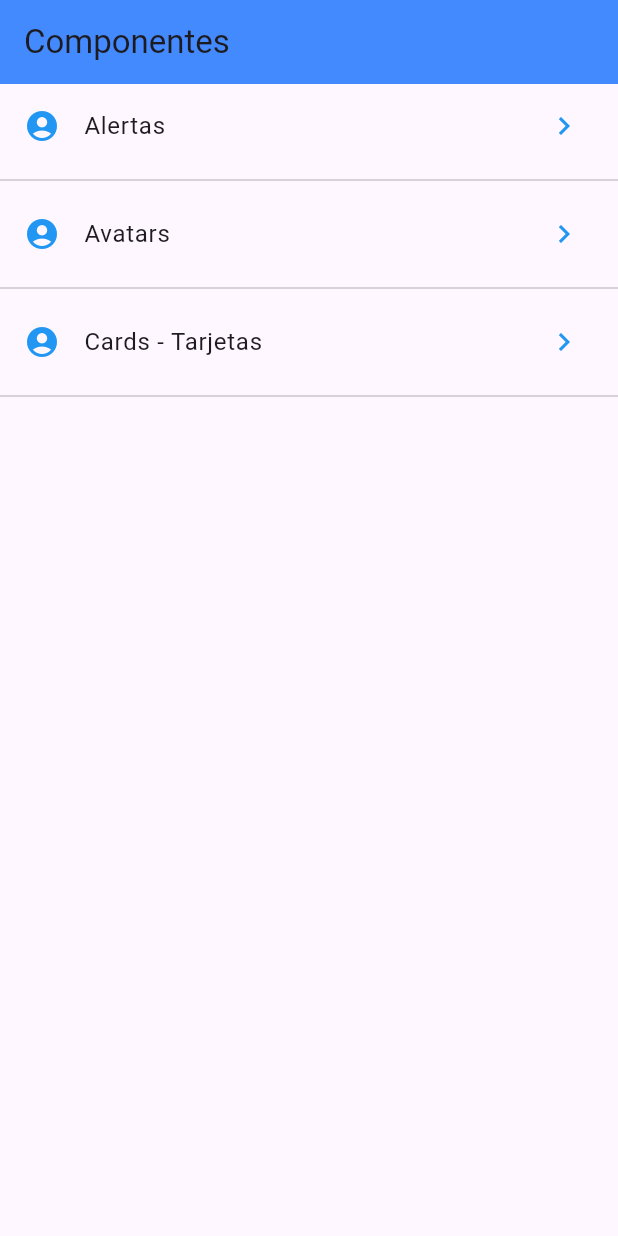
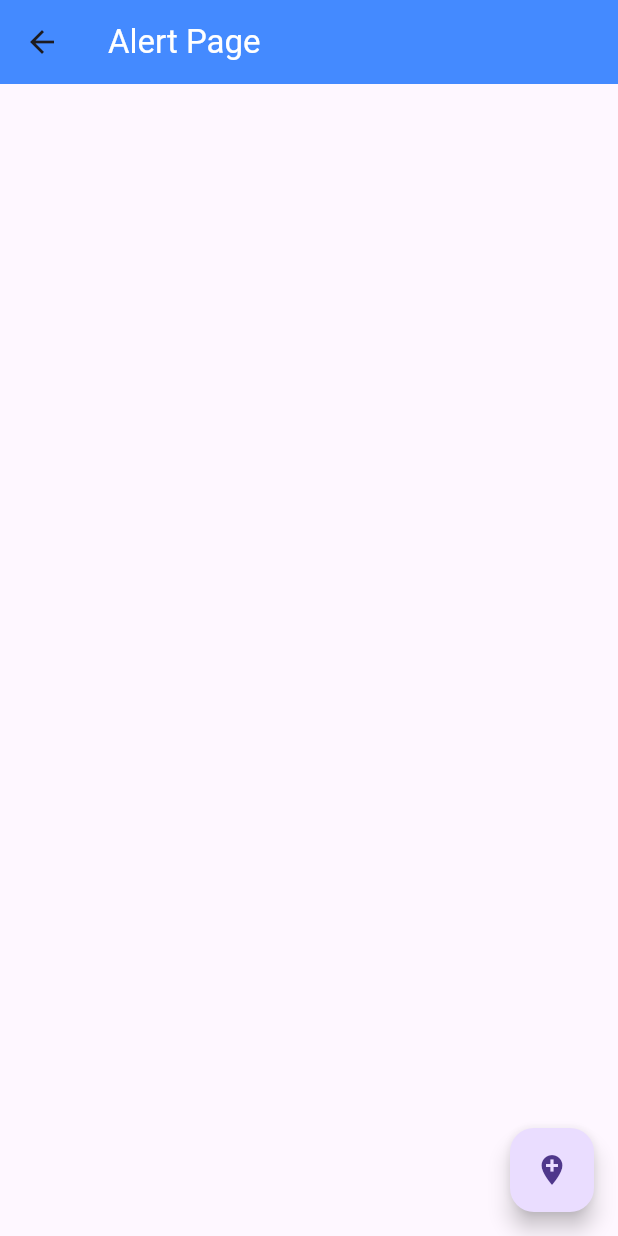
Before and after one commit to Carlos4994/PrimierosComponentes, a Flutter app: the screen it shows after launch, after a tap on "Alertas", on a phone screen of 412 x 824 dp. Run offline on Flutter 3.47's test engine with Material 3 defaults, Android fonts, the light colour scheme and no system bars.

Commit message:
Menu completo

```diff
--- /dev/null
+++ b/lib/src/pages/alert_page.dart
@@ -0,0 +1,20 @@
+import 'package:flutter/material.dart';
+
+class AlertPage extends StatelessWidget {
+  const AlertPage({super.key});
+
+  @override
+  Widget build(BuildContext context) {
+    return Scaffold(
+      appBar: AppBar(
+        title: const Text('Alert Page', style: TextStyle(color: Colors.white)),
+        backgroundColor: Colors.blueAccent,
+      ),
+      floatingActionButton: FloatingActionButton(
+          child: const Icon(Icons.add_location),
+          onPressed: () {
+            Navigator.pop(context);
+          }),
+    );
+  }
+}
--- a/lib/src/pages/home_page.dart
+++ b/lib/src/pages/home_page.dart
@@ -1,5 +1,7 @@
 import 'package:flutter/material.dart';
+import 'package:miscomponentes/src/pages/alert_page.dart';
 import 'package:miscomponentes/src/providers/menu_provider.dart';
+import 'package:miscomponentes/src/utils/icon_string_util.dart';
 
 class HomePage extends StatelessWidget {
   const HomePage({super.key});
@@ -21,14 +23,14 @@ class HomePage extends StatelessWidget {
       //initialData: const [],
       builder: (context, AsyncSnapshot<List<dynamic>> snapshot) {
         return ListView(
-          children: _listaItems(snapshot.data),
+          children: _listaItems(snapshot.data, context),
         );
       },
     );
     // return ListView(children: _listaItems());
   }
 
-  List<Widget> _listaItems(List<dynamic>? data) {
+  List<Widget> _listaItems(List<dynamic>? data, BuildContext context) {
     final List<Widget> opciones = [];
     // Check if data is not null
     if (data != null) {
@@ -36,15 +38,18 @@ class HomePage extends StatelessWidget {
       data.forEach((opt) {
         final widgetTemp = ListTile(
           title: Text(opt['texto']),
-          leading: const Icon(
-            Icons.account_circle,
-            color: Colors.blue,
-          ),
+          leading: getIcon(opt['icon']),
           trailing: const Icon(
             Icons.keyboard_arrow_right,
             color: Colors.blue,
           ),
-          onTap: () {},
+          onTap: () {
+            final route = MaterialPageRoute(builder: (context) {
+              return const AlertPage();
+            });
+
+            Navigator.push(context, route);
+          },
         );
         opciones
           ..add(widgetTemp)
--- /dev/null
+++ b/lib/src/utils/icon_string_util.dart
@@ -0,0 +1,11 @@
+import 'package:flutter/material.dart';
+
+final _icons = <String, IconData>{
+  'add_alert': Icons.add_alert,
+  'accessibility': Icons.accessibility,
+  'folder_open': Icons.folder_open
+};
+
+Icon getIcon(String nombreIcono) {
+  return Icon(_icons[nombreIcono], color: Colors.blue);
+}
```
